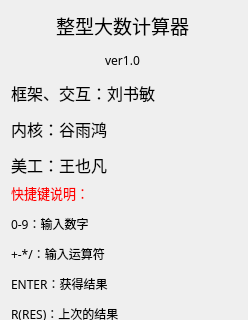
Old version of the form about_dialog.ui in the repository Liu233w/BigIntegerCalculator; both pictures show x 0 to 248 and y 0 to 320 of the 248 by 546 pixel window.
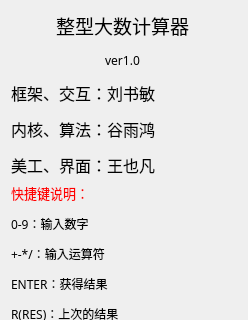
New version of the form. Icons and pictures are not drawn.

Commit message: 修改staff

Patch:
```diff
--- a/about_dialog.ui
+++ b/about_dialog.ui
@@ -30,7 +30,7 @@
         </font>
        </property>
        <property name="text">
-        <string>&lt;html&gt;&lt;head/&gt;&lt;body&gt;&lt;p align=&quot;center&quot;&gt;&lt;span style=&quot; font-size:14pt;&quot;&gt;整型大数计算器&lt;/span&gt;&lt;/p&gt;&lt;p align=&quot;center&quot;&gt;ver1.0&lt;/p&gt;&lt;p&gt;&lt;span style=&quot; font-size:12pt;&quot;&gt;框架、交互：刘书敏&lt;/span&gt;&lt;/p&gt;&lt;p&gt;&lt;span style=&quot; font-size:12pt;&quot;&gt;内核：谷雨鸿&lt;/span&gt;&lt;/p&gt;&lt;p&gt;&lt;span style=&quot; font-size:12pt;&quot;&gt;美工：王也凡&lt;/span&gt;&lt;/p&gt;&lt;/body&gt;&lt;/html&gt;</string>
+        <string>&lt;html&gt;&lt;head/&gt;&lt;body&gt;&lt;p align=&quot;center&quot;&gt;&lt;span style=&quot; font-size:14pt;&quot;&gt;整型大数计算器&lt;/span&gt;&lt;/p&gt;&lt;p align=&quot;center&quot;&gt;ver1.0&lt;/p&gt;&lt;p&gt;&lt;span style=&quot; font-size:12pt;&quot;&gt;框架、交互：刘书敏&lt;/span&gt;&lt;/p&gt;&lt;p&gt;&lt;span style=&quot; font-size:12pt;&quot;&gt;内核、算法：谷雨鸿&lt;/span&gt;&lt;/p&gt;&lt;p&gt;&lt;span style=&quot; font-size:12pt;&quot;&gt;美工、界面：王也凡&lt;/span&gt;&lt;/p&gt;&lt;/body&gt;&lt;/html&gt;</string>
        </property>
       </widget>
      </item>
```
The commit also changes 1 other file.
